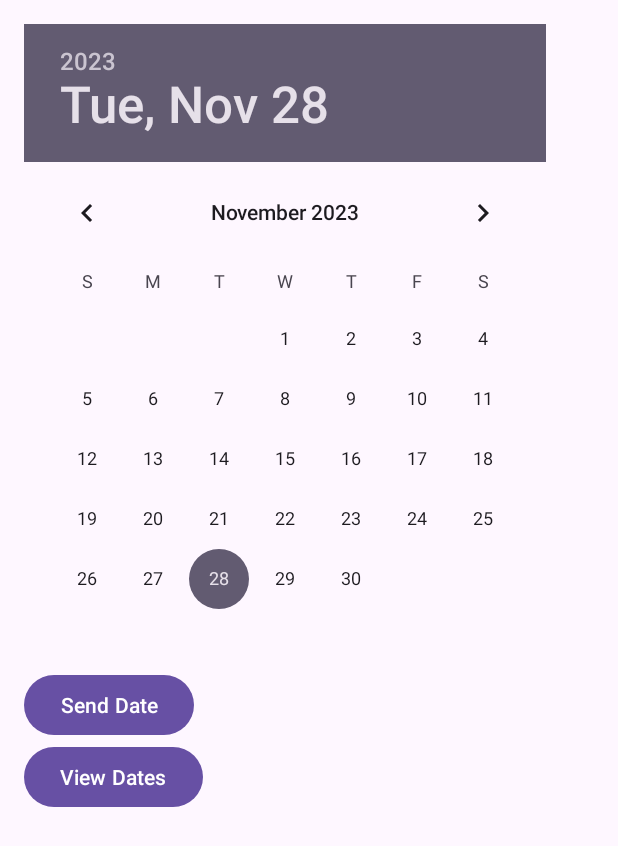
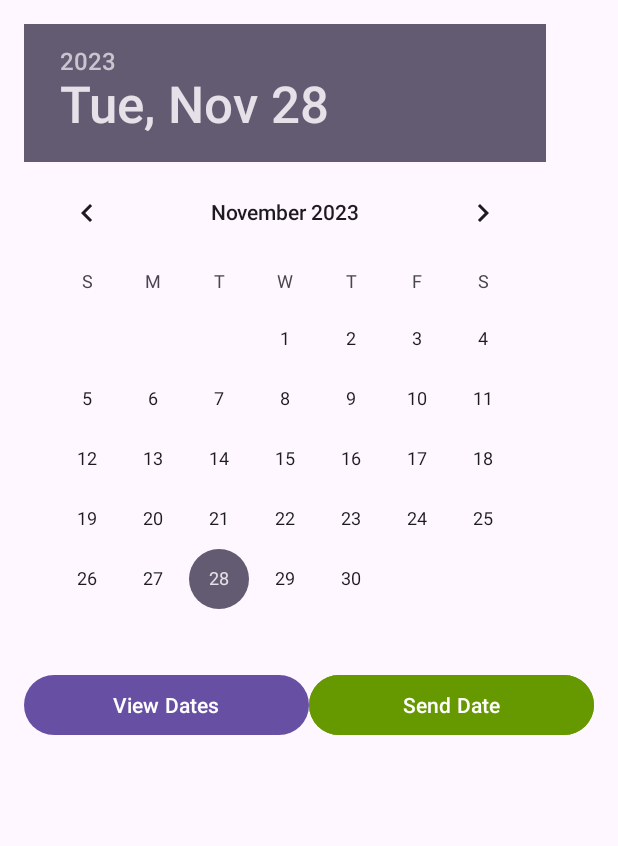
Before and after one commit to Devon237/Coopt3, an Android app: the screen it shows after launch (MainActivity), on a phone screen of 412 x 824 dp. Shown: the top 846 px of the screen. Run offline under Robolectric (Android 15) with nearby library versions, the phone set to English and light mode, and no system bars; our stand-ins replace Firebase (no records; nobody signed in at launch, a user with empty details on screens opened directly).

Commit message:
added delete button and cleared up UI

```diff
--- a/app/src/main/java/com/example/updatedatabasecoopt3/MainActivity.kt
+++ b/app/src/main/java/com/example/updatedatabasecoopt3/MainActivity.kt
@@ -17,7 +17,6 @@ class MainActivity : AppCompatActivity() {
         super.onCreate(savedInstanceState)
         setContentView(R.layout.activity_main)
 
-        // Initialize Firebase
         database = FirebaseDatabase.getInstance()
         dateReference = database.getReference("dates")
     }
@@ -25,21 +24,18 @@ class MainActivity : AppCompatActivity() {
     fun onSendButtonClick(view: android.view.View) {
         val datePicker = findViewById<DatePicker>(R.id.datePicker)
         val selectedDate = "${datePicker.year}-${datePicker.month + 1}-${datePicker.dayOfMonth}"
+        val dateId = dateReference.push().key
 
-        // Push the date to the database
-        val dateId = dateReference.push().key
         dateId?.let {
             dateReference.child(it).setValue(selectedDate)
             Toast.makeText(this, "Date sent successfully", Toast.LENGTH_SHORT).show()
 
-            // Navigate to ViewDatesActivity
             val intent = Intent(this, ViewDatesActivity::class.java)
             startActivity(intent)
         }
     }
 
     fun onViewDatesButtonClick(view: android.view.View) {
-        // Handle the click of the "View Dates" button
         val intent = Intent(this, ViewDatesActivity::class.java)
         startActivity(intent)
     }
--- a/app/src/main/res/layout/activity_main.xml
+++ b/app/src/main/res/layout/activity_main.xml
@@ -20,23 +20,29 @@
         android:layout_width="match_parent"
         android:layout_height="wrap_content"/>
 
-        <Button
-            android:id="@+id/sendButton"
-            android:layout_width="wrap_content"
+    <LinearLayout
+        android:layout_width="match_parent"
         android:layout_height="wrap_content"
-            android:text="Send Date"
-            android:onClick="onSendButtonClick"/>
+        android:orientation="horizontal">
 
         <Button
             android:id="@+id/btnViewDates"
-            android:layout_width="wrap_content"
+            android:layout_width="0dp"
             android:layout_height="wrap_content"
+            android:layout_weight="1"
             android:text="View Dates"
-            app:layout_constraintBottom_toBottomOf="parent"
-            app:layout_constraintEnd_toEndOf="parent"
-            app:layout_constraintStart_toStartOf="parent"
-            app:layout_constraintTop_toBottomOf="@+id/linearLayout"
             android:onClick="onViewDatesButtonClick" />
+
+        <Button
+            android:id="@+id/sendButton"
+            android:layout_width="0dp"
+            android:layout_height="wrap_content"
+            android:layout_weight="1"
+            android:text="Send Date"
+            android:onClick="onSendButtonClick"
+            android:backgroundTint="@android:color/holo_green_dark" />
+
+    </LinearLayout>
 </LinearLayout>
 
 </androidx.constraintlayout.widget.ConstraintLayout>
--- a/app/src/main/res/layout/list_item_date.xml
+++ /dev/null
@@ -1,6 +0,0 @@
-<?xml version="1.0" encoding="utf-8"?>
-<androidx.constraintlayout.widget.ConstraintLayout xmlns:android="http://schemas.android.com/apk/res/android"
-    android:layout_width="match_parent"
-    android:layout_height="match_parent">
-
-</androidx.constraintlayout.widget.ConstraintLayout>
```
Also changed, not shown: app/src/main/java/com/example/updatedatabasecoopt3/ViewDatesActivity.kt (+13 -7 lines), app/src/main/res/layout/activity_view_dates.xml (+21 -8 lines). Lines whose indentation alone changed are shown as unchanged.
